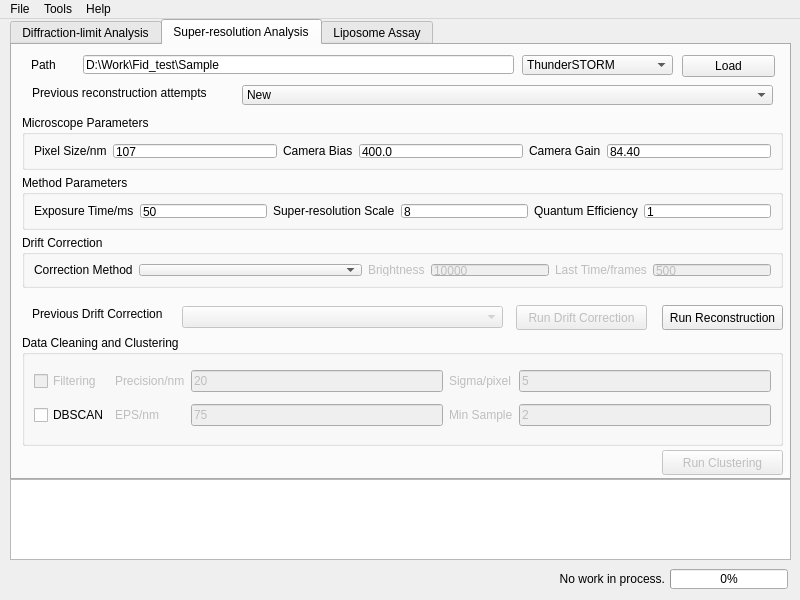
The window that UI_form/MainWindow.ui (zengjiexia/ACT) describes before a commit, drawn with Qt 5.
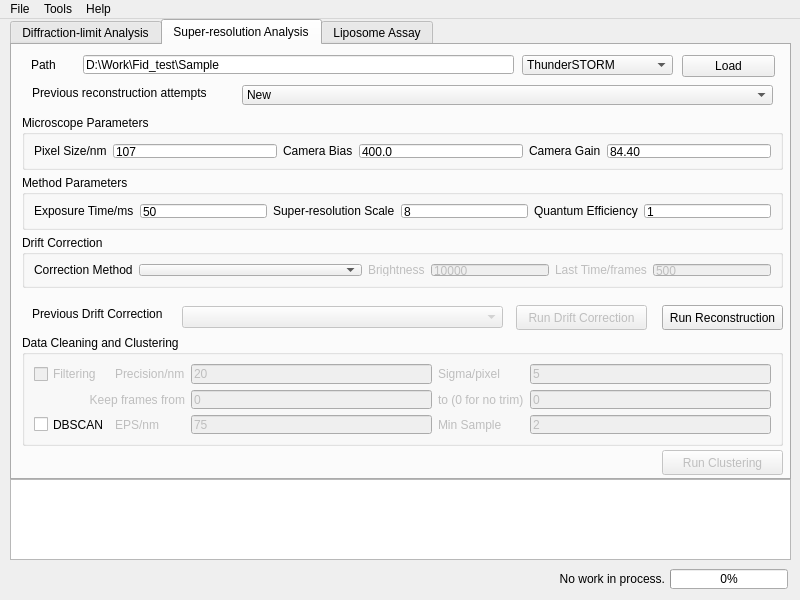
The same window after the commit. The open tabs and pages were chosen to show the change. Custom widgets are drawn as their Qt base class.

```diff
--- a/UI_form/MainWindow.ui
+++ b/UI_form/MainWindow.ui
@@ -54,7 +54,7 @@
      </sizepolicy>
     </property>
     <property name="currentIndex">
-     <number>0</number>
+     <number>1</number>
     </property>
     <widget class="QWidget" name="DFLSPTab">
      <attribute name="title">
@@ -412,66 +412,6 @@
        <string>Data Cleaning and Clustering</string>
       </property>
       <layout class="QGridLayout" name="gridLayout_8">
-       <item row="1" column="4">
-        <widget class="QLineEdit" name="SupRes_minSampleEntry">
-         <property name="enabled">
-          <bool>false</bool>
-         </property>
-         <property name="text">
-          <string>2</string>
-         </property>
-        </widget>
-       </item>
-       <item row="1" column="3">
-        <widget class="QLabel" name="SupRes_minSampleLabel">
-         <property name="enabled">
-          <bool>false</bool>
-         </property>
-         <property name="text">
-          <string>Min Sample</string>
-         </property>
-        </widget>
-       </item>
-       <item row="0" column="4">
-        <widget class="QLineEdit" name="SupRes_sigmaEntry">
-         <property name="enabled">
-          <bool>false</bool>
-         </property>
-         <property name="text">
-          <string>5</string>
-         </property>
-        </widget>
-       </item>
-       <item row="0" column="0">
-        <widget class="QCheckBox" name="SupRes_filteringCheck">
-         <property name="enabled">
-          <bool>false</bool>
-         </property>
-         <property name="text">
-          <string>Filtering</string>
-         </property>
-        </widget>
-       </item>
-       <item row="1" column="1">
-        <widget class="QLabel" name="SupRes_EPSLabel">
-         <property name="enabled">
-          <bool>false</bool>
-         </property>
-         <property name="text">
-          <string>EPS/nm</string>
-         </property>
-        </widget>
-       </item>
-       <item row="1" column="2">
-        <widget class="QLineEdit" name="SupRes_EPSEntry">
-         <property name="enabled">
-          <bool>false</bool>
-         </property>
-         <property name="text">
-          <string>75</string>
-         </property>
-        </widget>
-       </item>
        <item row="0" column="2">
         <widget class="QLineEdit" name="SupRes_precisionEntry">
          <property name="enabled">
@@ -482,6 +422,23 @@
          </property>
         </widget>
        </item>
+       <item row="2" column="0">
+        <widget class="QCheckBox" name="SupRes_DBSCANCheck">
+         <property name="text">
+          <string>DBSCAN</string>
+         </property>
+        </widget>
+       </item>
+       <item row="2" column="2">
+        <widget class="QLineEdit" name="SupRes_EPSEntry">
+         <property name="enabled">
+          <bool>false</bool>
+         </property>
+         <property name="text">
+          <string>75</string>
+         </property>
+        </widget>
+       </item>
        <item row="0" column="3">
         <widget class="QLabel" name="SupRes_sigmaLabel">
          <property name="enabled">
@@ -492,6 +449,16 @@
          </property>
         </widget>
        </item>
+       <item row="0" column="4">
+        <widget class="QLineEdit" name="SupRes_sigmaEntry">
+         <property name="enabled">
+          <bool>false</bool>
+         </property>
+         <property name="text">
+          <string>5</string>
+         </property>
+        </widget>
+       </item>
        <item row="0" column="1">
         <widget class="QLabel" name="SupRes_precisionLabel">
          <property name="enabled">
@@ -502,10 +469,89 @@
          </property>
         </widget>
        </item>
-       <item row="1" column="0">
-        <widget class="QCheckBox" name="SupRes_DBSCANCheck">
+       <item row="2" column="4">
+        <widget class="QLineEdit" name="SupRes_minSampleEntry">
+         <property name="enabled">
+          <bool>false</bool>
+         </property>
          <property name="text">
-          <string>DBSCAN</string>
+          <string>2</string>
+         </property>
+        </widget>
+       </item>
+       <item row="2" column="3">
+        <widget class="QLabel" name="SupRes_minSampleLabel">
+         <property name="enabled">
+          <bool>false</bool>
+         </property>
+         <property name="text">
+          <string>Min Sample</string>
+         </property>
+        </widget>
+       </item>
+       <item row="2" column="1">
+        <widget class="QLabel" name="SupRes_EPSLabel">
+         <property name="enabled">
+          <bool>false</bool>
+         </property>
+         <property name="text">
+          <string>EPS/nm</string>
+         </property>
+        </widget>
+       </item>
+       <item row="0" column="0">
+        <widget class="QCheckBox" name="SupRes_filteringCheck">
+         <property name="enabled">
+          <bool>false</bool>
+         </property>
+         <property name="text">
+          <string>Filtering</string>
+         </property>
+        </widget>
+       </item>
+       <item row="1" column="0" colspan="2">
+        <widget class="QLabel" name="SupRes_keepFrameFromLabel">
+         <property name="enabled">
+          <bool>false</bool>
+         </property>
+         <property name="layoutDirection">
+          <enum>Qt::RightToLeft</enum>
+         </property>
+         <property name="text">
+          <string>Keep frames from</string>
+         </property>
+         <property name="alignment">
+          <set>Qt::AlignRight|Qt::AlignTrailing|Qt::AlignVCenter</set>
+         </property>
+        </widget>
+       </item>
+       <item row="1" column="3">
+        <widget class="QLabel" name="SupRes_keepFrameToLabel">
+         <property name="enabled">
+          <bool>false</bool>
+         </property>
+         <property name="text">
+          <string>to (0 for no trim)</string>
+         </property>
+        </widget>
+       </item>
+       <item row="1" column="2">
+        <widget class="QLineEdit" name="SupRes_keepFrameFromEntry">
+         <property name="enabled">
+          <bool>false</bool>
+         </property>
+         <property name="text">
+          <string>0</string>
+         </property>
+        </widget>
+       </item>
+       <item row="1" column="4">
+        <widget class="QLineEdit" name="SupRes_keepFrameToEntry">
+         <property name="enabled">
+          <bool>false</bool>
+         </property>
+         <property name="text">
+          <string>0</string>
          </property>
         </widget>
        </item>
```
